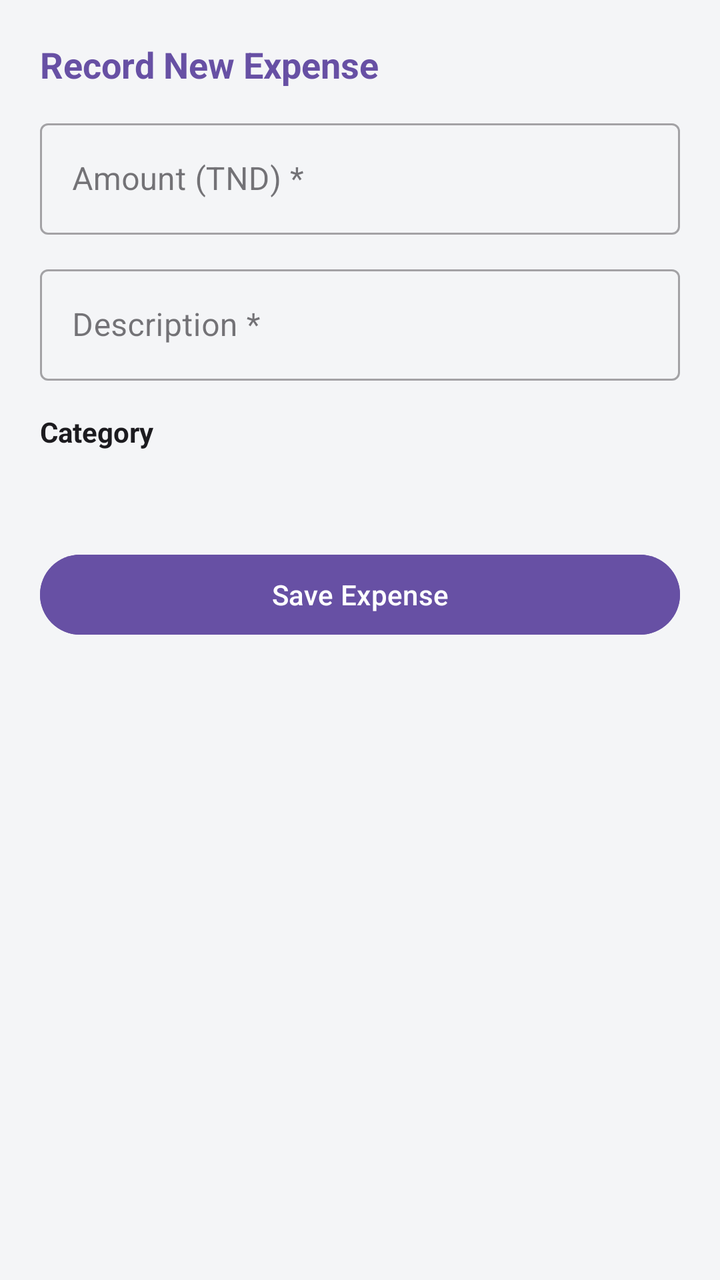
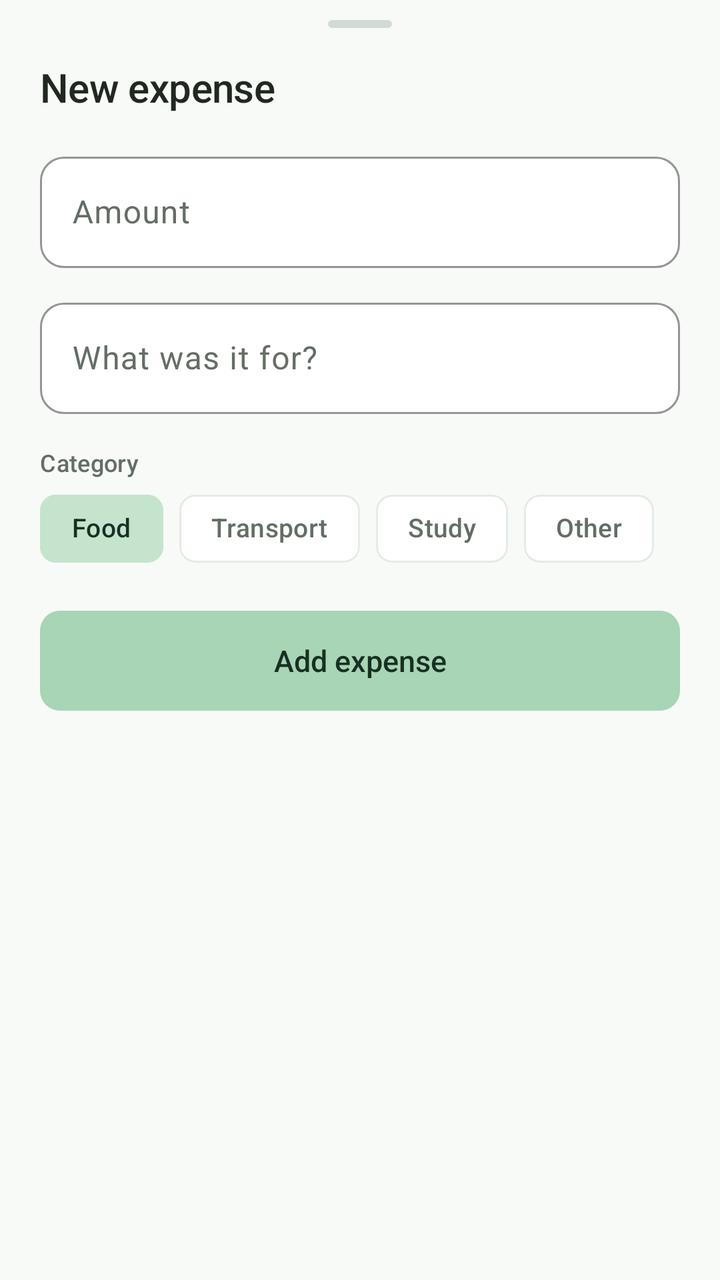

Screens rendered from an Android XML layout before and after an edit, with the pre-edit source and the edit as a unified diff.
<!-- AndroidManifest.xml: application theme Theme.UniMate -->
<!-- res/layout/dialog_add_expense.xml -->
<?xml version="1.0" encoding="utf-8"?>
<LinearLayout xmlns:android="http://schemas.android.com/apk/res/android"
    android:layout_width="match_parent"
    android:layout_height="wrap_content"
    android:orientation="vertical"
    android:padding="20dp">

    <TextView
        android:layout_width="wrap_content"
        android:layout_height="wrap_content"
        android:text="Record New Expense"
        android:textColor="@color/purple_primary"
        android:textSize="18sp"
        android:textStyle="bold" />

    <com.google.android.material.textfield.TextInputLayout
        style="@style/Widget.MaterialComponents.TextInputLayout.OutlinedBox"
        android:layout_width="match_parent"
        android:layout_height="wrap_content"
        android:layout_marginTop="12dp"
        android:hint="Amount (TND) *">

        <com.google.android.material.textfield.TextInputEditText
            android:id="@+id/editExpenseAmount"
            android:layout_width="match_parent"
            android:layout_height="wrap_content"
            android:inputType="numberDecimal" />
    </com.google.android.material.textfield.TextInputLayout>

    <com.google.android.material.textfield.TextInputLayout
        style="@style/Widget.MaterialComponents.TextInputLayout.OutlinedBox"
        android:layout_width="match_parent"
        android:layout_height="wrap_content"
        android:layout_marginTop="12dp"
        android:hint="Description *">

        <com.google.android.material.textfield.TextInputEditText
            android:id="@+id/editExpenseDescription"
            android:layout_width="match_parent"
            android:layout_height="wrap_content"
            android:inputType="textCapSentences" />
    </com.google.android.material.textfield.TextInputLayout>

    <TextView
        android:layout_width="wrap_content"
        android:layout_height="wrap_content"
        android:layout_marginTop="16dp"
        android:text="Category"
        android:textColor="@color/dark_text"
        android:textStyle="bold" />

    <Spinner
        android:id="@+id/spinnerExpenseCategory"
        android:layout_width="match_parent"
        android:layout_height="wrap_content"
        android:layout_marginTop="4dp"
        android:background="@color/light_gray"
        android:padding="12dp" />

    <Button
        android:id="@+id/btnSaveExpense"
        android:layout_width="match_parent"
        android:layout_height="wrap_content"
        android:layout_marginTop="20dp"
        android:backgroundTint="@color/purple_primary"
        android:text="Save Expense"
        android:textColor="@color/white" />

</LinearLayout>
<!-- resources referenced by this layout -->
<resources>
  <color name="dark_text">#1C1B1F</color>
  <color name="light_gray">#F4F5F7</color>
  <color name="purple_primary">#6750A4</color>
  <color name="white">#FFFFFF</color>
  <style name="Base.Theme.UniMate" parent="Theme.Material3.DayNight.NoActionBar">
          
          <item name="colorPrimary">@color/purple_primary</item>
          <item name="colorPrimaryVariant">@color/purple_primary_variant</item>
          <item name="colorOnPrimary">@color/white</item>
  
          
          <item name="colorSecondary">@color/purple_secondary</item>
          <item name="colorOnSecondary">@color/white</item>
  
          
          <item name="android:statusBarColor">@color/purple_primary_variant</item>
          <item name="android:windowLightStatusBar">false</item>
  
          
          <item name="android:windowBackground">@color/light_gray</item>
      </style>
  <color name="purple_primary_variant">#4A3780</color>
  <color name="purple_secondary">#7D5260</color>
  <!-- unchanged entries left out for length: 1 -->
</resources>

<!-- the commit's change to res/layout/dialog_add_expense.xml (unified diff, before → after) -->
@@ -1,69 +1,110 @@
 <?xml version="1.0" encoding="utf-8"?>
 <LinearLayout xmlns:android="http://schemas.android.com/apk/res/android"
+    xmlns:app="http://schemas.android.com/apk/res-auto"
     android:layout_width="match_parent"
     android:layout_height="wrap_content"
     android:orientation="vertical"
-    android:padding="20dp">
+    android:paddingHorizontal="@dimen/gutter"
+    android:paddingTop="10dp"
+    android:paddingBottom="@dimen/gutter">
+
+    <View
+        android:layout_width="32dp"
+        android:layout_height="4dp"
+        android:layout_gravity="center_horizontal"
+        android:background="@drawable/bg_sheet_handle" />
 
     <TextView
         android:layout_width="wrap_content"
         android:layout_height="wrap_content"
-        android:text="Record New Expense"
-        android:textColor="@color/purple_primary"
-        android:textSize="18sp"
-        android:textStyle="bold" />
+        android:layout_marginTop="@dimen/space_l"
+        android:accessibilityHeading="true"
+        android:text="New expense"
+        android:textAppearance="@style/TextAppearance.UniMate.Title" />
 
     <com.google.android.material.textfield.TextInputLayout
-        style="@style/Widget.MaterialComponents.TextInputLayout.OutlinedBox"
+        android:id="@+id/layoutExpenseAmount"
         android:layout_width="match_parent"
         android:layout_height="wrap_content"
-        android:layout_marginTop="12dp"
-        android:hint="Amount (TND) *">
+        android:layout_marginTop="@dimen/space_l"
+        android:hint="Amount"
+        app:suffixText="TND">
 
         <com.google.android.material.textfield.TextInputEditText
             android:id="@+id/editExpenseAmount"
             android:layout_width="match_parent"
             android:layout_height="wrap_content"
+            android:fontFeatureSettings="tnum"
+            android:imeOptions="actionNext"
             android:inputType="numberDecimal" />
     </com.google.android.material.textfield.TextInputLayout>
 
     <com.google.android.material.textfield.TextInputLayout
-        style="@style/Widget.MaterialComponents.TextInputLayout.OutlinedBox"
+        android:id="@+id/layoutExpenseDescription"
         android:layout_width="match_parent"
         android:layout_height="wrap_content"
-        android:layout_marginTop="12dp"
-        android:hint="Description *">
+        android:layout_marginTop="@dimen/space_m"
+        android:hint="What was it for?">
 
         <com.google.android.material.textfield.TextInputEditText
             android:id="@+id/editExpenseDescription"
             android:layout_width="match_parent"
             android:layout_height="wrap_content"
-            android:inputType="textCapSentences" />
+            android:imeOptions="actionDone"
+            android:inputType="textCapSentences"
+            android:maxLines="1" />
     </com.google.android.material.textfield.TextInputLayout>
 
     <TextView
         android:layout_width="wrap_content"
         android:layout_height="wrap_content"
-        android:layout_marginTop="16dp"
+        android:layout_marginTop="@dimen/space_l"
         android:text="Category"
-        android:textColor="@color/dark_text"
-        android:textStyle="bold" />
+        android:textAppearance="@style/TextAppearance.UniMate.Label" />
 
-    <Spinner
-        android:id="@+id/spinnerExpenseCategory"
+    <com.google.android.material.chip.ChipGroup
+        android:id="@+id/chipGroupExpenseCategory"
         android:layout_width="match_parent"
         android:layout_height="wrap_content"
-        android:layout_marginTop="4dp"
-        android:background="@color/light_gray"
-        android:padding="12dp" />
+        android:layout_marginTop="@dimen/space_s"
+        app:checkedChip="@id/chipExpenseFood"
+        app:selectionRequired="true"
+        app:singleSelection="true">
 
-    <Button
+        <com.google.android.material.chip.Chip
+            android:id="@+id/chipExpenseFood"
+            android:layout_width="wrap_content"
+            android:layout_height="wrap_content"
+            android:tag="FOOD"
+            android:text="Food" />
+
+        <com.google.android.material.chip.Chip
+            android:id="@+id/chipExpenseTransport"
+            android:layout_width="wrap_content"
+            android:layout_height="wrap_content"
+            android:tag="TRANSPORT"
+            android:text="Transport" />
+
+        <com.google.android.material.chip.Chip
+            android:id="@+id/chipExpenseStudy"
+            android:layout_width="wrap_content"
+            android:layout_height="wrap_content"
+            android:tag="STUDY"
+            android:text="Study" />
+
+        <com.google.android.material.chip.Chip
+            android:id="@+id/chipExpenseOther"
+            android:layout_width="wrap_content"
+            android:layout_height="wrap_content"
+            android:tag="OTHER"
+            android:text="Other" />
+    </com.google.android.material.chip.ChipGroup>
+
+    <com.google.android.material.button.MaterialButton
         android:id="@+id/btnSaveExpense"
         android:layout_width="match_parent"
         android:layout_height="wrap_content"
-        android:layout_marginTop="20dp"
-        android:backgroundTint="@color/purple_primary"
-        android:text="Save Expense"
-        android:textColor="@color/white" />
+        android:layout_marginTop="@dimen/space_xl"
+        android:text="Add expense" />
 
 </LinearLayout>
<!-- resource entries referenced after the edit -->
@@ -1,28 +1,277 @@
 <!-- resources referenced by this layout -->
 <resources>
-  <color name="dark_text">#1C1B1F</color>
-  <color name="light_gray">#F4F5F7</color>
-  <color name="purple_primary">#6750A4</color>
-  <color name="white">#FFFFFF</color>
+  <dimen name="gutter">20dp</dimen>
+  <dimen name="space_l">16dp</dimen>
+  <dimen name="space_m">12dp</dimen>
+  <dimen name="space_s">8dp</dimen>
+  <dimen name="space_xl">24dp</dimen>
+  <!-- drawable bg_sheet_handle (drawable) -->
+  <?xml version="1.0" encoding="utf-8"?>
+  <shape xmlns:android="http://schemas.android.com/apk/res/android" android:shape="rectangle">
+      <solid android:color="@color/stroke_strong" />
+      <corners android:radius="2dp" />
+  </shape>
+  <style name="TextAppearance.UniMate.Label" parent="TextAppearance.Material3.LabelMedium">
+          <item name="android:textSize">12sp</item>
+          <item name="android:fontFamily">sans-serif-medium</item>
+          <item name="fontFamily">sans-serif-medium</item>
+          <item name="android:letterSpacing">0.01</item>
+          <item name="android:textColor">@color/text_secondary</item>
+      </style>
+  <style name="TextAppearance.UniMate.Title" parent="TextAppearance.Material3.TitleLarge">
+          <item name="android:textSize">20sp</item>
+          <item name="android:fontFamily">sans-serif-medium</item>
+          <item name="fontFamily">sans-serif-medium</item>
+          <item name="android:letterSpacing">-0.01</item>
+          <item name="android:textColor">@color/text_primary</item>
+      </style>
+  <color name="stroke_strong">#D2DBD3</color>
+  <color name="text_secondary">#636E64</color>
+  <color name="text_primary">#202820</color>
   <style name="Base.Theme.UniMate" parent="Theme.Material3.DayNight.NoActionBar">
           
-          <item name="colorPrimary">@color/purple_primary</item>
-          <item name="colorPrimaryVariant">@color/purple_primary_variant</item>
-          <item name="colorOnPrimary">@color/white</item>
-  
-          
-          <item name="colorSecondary">@color/purple_secondary</item>
-          <item name="colorOnSecondary">@color/white</item>
-  
-          
-          <item name="android:statusBarColor">@color/purple_primary_variant</item>
-          <item name="android:windowLightStatusBar">false</item>
-  
-          
-          <item name="android:windowBackground">@color/light_gray</item>
-      </style>
-  <color name="purple_primary_variant">#4A3780</color>
-  <color name="purple_secondary">#7D5260</color>
+          <item name="colorPrimary">@color/brand_mid</item>
+          <item name="colorOnPrimary">@color/on_brand</item>
+          <item name="colorPrimaryContainer">@color/brand_soft</item>
+          <item name="colorOnPrimaryContainer">@color/on_brand_soft</item>
+          <item name="colorSecondary">@color/brand_mid</item>
+          <item name="colorOnSecondary">@color/on_brand</item>
+          <item name="colorSecondaryContainer">@color/brand_soft</item>
+          <item name="colorOnSecondaryContainer">@color/on_brand_soft</item>
+          <item name="colorTertiary">@color/brand_mid</item>
+          <item name="colorError">@color/danger</item>
+          <item name="android:colorBackground">@color/bg</item>
+          <item name="colorOnBackground">@color/text_primary</item>
+          <item name="colorSurface">@color/surface</item>
+          <item name="colorOnSurface">@color/text_primary</item>
+          <item name="colorSurfaceVariant">@color/surface_muted</item>
+          <item name="colorOnSurfaceVariant">@color/text_secondary</item>
+          <item name="colorOutline">@color/stroke_strong</item>
+          <item name="colorOutlineVariant">@color/stroke</item>
+          <item name="colorSurfaceContainerLowest">@color/surface</item>
+          <item name="colorSurfaceContainerLow">@color/surface</item>
+          <item name="colorSurfaceContainer">@color/surface</item>
+          <item name="colorSurfaceContainerHigh">@color/surface</item>
+          <item name="colorSurfaceContainerHighest">@color/surface_muted</item>
+          <item name="android:textColorPrimary">@color/text_primary</item>
+          <item name="android:textColorSecondary">@color/text_secondary</item>
+          <item name="android:textColorHint">@color/text_tertiary</item>
+  
+          
+          <item name="android:windowBackground">@color/bg</item>
+          <item name="android:statusBarColor">@color/transparent</item>
+          <item name="android:navigationBarColor">@color/transparent</item>
+          <item name="android:windowLightStatusBar">@bool/light_system_bars</item>
+  
+          
+          <item name="elevationOverlayEnabled">false</item>
+  
+          
+          <item name="shapeAppearanceCornerSmall">@style/ShapeAppearance.UniMate.Small</item>
+          <item name="shapeAppearanceCornerMedium">@style/ShapeAppearance.UniMate.Medium</item>
+          <item name="shapeAppearanceCornerLarge">@style/ShapeAppearance.UniMate.Large</item>
+  
+          
+          <item name="materialButtonStyle">@style/Widget.UniMate.Button</item>
+          <item name="materialButtonOutlinedStyle">@style/Widget.UniMate.Button.Outlined</item>
+          <item name="borderlessButtonStyle">@style/Widget.UniMate.Button.Text</item>
+          <item name="materialCardViewStyle">@style/Widget.UniMate.Card</item>
+          <item name="textInputStyle">@style/Widget.UniMate.TextInput</item>
+          <item name="chipStyle">@style/Widget.UniMate.Chip</item>
+          <item name="toolbarStyle">@style/Widget.UniMate.Toolbar</item>
+          <item name="bottomNavigationStyle">@style/Widget.UniMate.BottomNav</item>
+          <item name="extendedFloatingActionButtonStyle">@style/Widget.UniMate.ExtendedFab</item>
+          <item name="linearProgressIndicatorStyle">@style/Widget.UniMate.Progress</item>
+          <item name="sliderStyle">@style/Widget.UniMate.Slider</item>
+          <item name="materialSwitchStyle">@style/Widget.Material3.CompoundButton.MaterialSwitch</item>
+          <item name="bottomSheetDialogTheme">@style/ThemeOverlay.UniMate.BottomSheet</item>
+          <item name="materialAlertDialogTheme">@style/ThemeOverlay.UniMate.Dialog</item>
+      </style>
+  <color name="brand_mid">#5E9673</color>
+  <color name="on_brand">#173022</color>
+  <color name="brand_soft">#E4F2E8</color>
+  <color name="on_brand_soft">#2F5A3E</color>
+  <color name="danger">#B23A31</color>
+  <color name="bg">#F8FAF7</color>
+  <color name="surface">#FFFFFF</color>
+  <color name="surface_muted">#EFF5EF</color>
+  <color name="stroke">#E5EBE5</color>
+  <color name="text_tertiary">#8E998F</color>
+  <color name="transparent">#00000000</color>
+  <style name="ShapeAppearance.UniMate.Small" parent="ShapeAppearance.Material3.Corner.Small">
+          <item name="cornerSize">6dp</item>
+      </style>
+  <style name="ShapeAppearance.UniMate.Medium" parent="ShapeAppearance.Material3.Corner.Medium">
+          <item name="cornerSize">8dp</item>
+      </style>
+  <style name="ShapeAppearance.UniMate.Large" parent="ShapeAppearance.Material3.Corner.Large">
+          <item name="cornerSize">14dp</item>
+      </style>
+  <style name="Widget.UniMate.Button" parent="Widget.Material3.Button">
+          <item name="android:minHeight">50dp</item>
+          <item name="android:insetTop">0dp</item>
+          <item name="android:insetBottom">0dp</item>
+          <item name="android:paddingStart">20dp</item>
+          <item name="android:paddingEnd">20dp</item>
+          <item name="backgroundTint">@color/button_fill</item>
+          <item name="android:textColor">@color/button_text</item>
+          <item name="iconTint">@color/button_text</item>
+          <item name="rippleColor">@color/brand_pressed</item>
+          <item name="iconSize">18dp</item>
+          <item name="iconPadding">8dp</item>
+          <item name="android:textAppearance">@style/TextAppearance.UniMate.Button</item>
+          <item name="shapeAppearance">@style/ShapeAppearance.UniMate.Button</item>
+      </style>
+  <style name="Widget.UniMate.Button.Outlined" parent="Widget.Material3.Button.OutlinedButton">
+          <item name="android:minHeight">50dp</item>
+          <item name="android:insetTop">0dp</item>
+          <item name="android:insetBottom">0dp</item>
+          <item name="strokeColor">@color/stroke_strong</item>
+          <item name="android:textColor">@color/text_primary</item>
+          <item name="rippleColor">@color/surface_muted</item>
+          <item name="iconTint">@color/text_primary</item>
+          <item name="iconSize">20dp</item>
+          <item name="iconPadding">8dp</item>
+          <item name="android:textAppearance">@style/TextAppearance.UniMate.Button</item>
+          <item name="shapeAppearance">@style/ShapeAppearance.UniMate.Button</item>
+      </style>
+  <style name="Widget.UniMate.Button.Text" parent="Widget.Material3.Button.TextButton">
+          <item name="android:textColor">@color/brand</item>
+          <item name="iconTint">@color/brand</item>
+          <item name="android:textAppearance">@style/TextAppearance.UniMate.Label</item>
+          <item name="android:textSize">14sp</item>
+          <item name="shapeAppearance">@style/ShapeAppearance.UniMate.Button</item>
+      </style>
+  <style name="Widget.UniMate.Card" parent="Widget.Material3.CardView.Outlined">
+          <item name="cardBackgroundColor">@color/surface</item>
+          <item name="strokeColor">@color/stroke</item>
+          <item name="strokeWidth">1dp</item>
+          <item name="cardCornerRadius">12dp</item>
+          <item name="cardElevation">0dp</item>
+      </style>
+  <style name="Widget.UniMate.TextInput" parent="Widget.Material3.TextInputLayout.OutlinedBox">
+          <item name="boxCornerRadiusTopStart">12dp</item>
+          <item name="boxCornerRadiusTopEnd">12dp</item>
+          <item name="boxCornerRadiusBottomStart">12dp</item>
+          <item name="boxCornerRadiusBottomEnd">12dp</item>
+          <item name="boxBackgroundColor">@color/surface</item>
+          <item name="boxStrokeColor">@color/brand</item>
+          <item name="startIconTint">@color/text_tertiary</item>
+          <item name="endIconTint">@color/text_tertiary</item>
+          <item name="hintTextColor">@color/brand</item>
+      </style>
+  <style name="Widget.UniMate.Chip" parent="Widget.Material3.Chip.Filter">
+          <item name="chipBackgroundColor">@color/chip_bg</item>
+          <item name="chipStrokeColor">@color/chip_stroke</item>
+          <item name="chipStrokeWidth">1dp</item>
+          <item name="android:textColor">@color/chip_text</item>
+          <item name="android:textAppearance">@style/TextAppearance.UniMate.Label</item>
+          <item name="android:textSize">13sp</item>
+          <item name="checkedIconVisible">false</item>
+          <item name="chipMinHeight">34dp</item>
+          <item name="shapeAppearance">@style/ShapeAppearance.UniMate.Medium</item>
+          <item name="ensureMinTouchTargetSize">false</item>
+      </style>
+  <style name="Widget.UniMate.Toolbar" parent="Widget.Material3.Toolbar">
+          <item name="android:background">@color/bg</item>
+          <item name="titleTextAppearance">@style/TextAppearance.UniMate.Headline</item>
+          <item name="titleTextColor">@color/text_primary</item>
+          <item name="navigationIconTint">@color/text_primary</item>
+          <item name="navigationIcon">@drawable/ic_arrow_back</item>
+          <item name="titleCentered">false</item>
+      </style>
+  <style name="Widget.UniMate.BottomNav" parent="Widget.Material3.BottomNavigationView">
+          <item name="android:background">@color/surface</item>
+          <item name="backgroundTint">@color/surface</item>
+          <item name="elevation">0dp</item>
+          <item name="itemIconTint">@color/nav_item</item>
+          <item name="itemTextColor">@color/nav_item</item>
+          <item name="itemTextAppearanceActive">@style/TextAppearance.UniMate.Label</item>
+          <item name="itemTextAppearanceInactive">@style/TextAppearance.UniMate.Label</item>
+          <item name="itemActiveIndicatorStyle">@style/Widget.UniMate.BottomNav.Indicator</item>
+          <item name="labelVisibilityMode">labeled</item>
+      </style>
+  <style name="Widget.UniMate.ExtendedFab" parent="Widget.Material3.ExtendedFloatingActionButton.Icon.Primary">
+          <item name="backgroundTint">@color/brand_fill</item>
+          <item name="android:textColor">@color/on_brand</item>
+          <item name="iconTint">@color/on_brand</item>
+          <item name="rippleColor">@color/brand_pressed</item>
+          <item name="android:textAppearance">@style/TextAppearance.UniMate.Button</item>
+          <item name="shapeAppearanceOverlay">@style/ShapeAppearance.UniMate.Large</item>
+          <item name="elevation">2dp</item>
+      </style>
+  <style name="Widget.UniMate.Progress" parent="Widget.Material3.LinearProgressIndicator">
+          <item name="trackThickness">8dp</item>
+          <item name="trackCornerRadius">4dp</item>
+          <item name="indicatorColor">@color/brand_mid</item>
+          <item name="trackColor">@color/surface_muted</item>
+          <item name="trackStopIndicatorSize">0dp</item>
+          <item name="indicatorTrackGapSize">0dp</item>
+      </style>
+  <style name="Widget.UniMate.Slider" parent="Widget.Material3.Slider">
+          <item name="trackHeight">6dp</item>
+          <item name="trackColorActive">@color/brand_mid</item>
+          <item name="trackColorInactive">@color/surface_muted</item>
+          <item name="thumbColor">@color/brand_mid</item>
+          <item name="tickVisible">false</item>
+          <item name="labelBehavior">gone</item>
+      </style>
+  <style name="ThemeOverlay.UniMate.BottomSheet" parent="ThemeOverlay.Material3.BottomSheetDialog">
+          <item name="bottomSheetStyle">@style/Widget.UniMate.BottomSheet</item>
+          <item name="android:windowIsFloating">false</item>
+          <item name="android:navigationBarColor">@color/surface</item>
+          <item name="enableEdgeToEdge">true</item>
+      </style>
+  <style name="ThemeOverlay.UniMate.Dialog" parent="ThemeOverlay.Material3.MaterialAlertDialog">
+          <item name="colorSurfaceContainerHigh">@color/surface</item>
+      </style>
+  <color name="brand_pressed">#2F5A3E</color>
+  <style name="TextAppearance.UniMate.Button" parent="TextAppearance.Material3.LabelLarge">
+          <item name="android:textSize">15sp</item>
+          <item name="android:fontFamily">sans-serif-medium</item>
+          <item name="fontFamily">sans-serif-medium</item>
+          <item name="android:letterSpacing">0</item>
+          <item name="android:textAllCaps">false</item>
+      </style>
+  <style name="ShapeAppearance.UniMate.Button" parent="">
+          <item name="cornerFamily">rounded</item>
+          <item name="cornerSize">10dp</item>
+      </style>
+  <color name="brand">#47765A</color>
+  <style name="TextAppearance.UniMate.Headline" parent="TextAppearance.Material3.TitleMedium">
+          <item name="android:textSize">17sp</item>
+          <item name="android:fontFamily">sans-serif-medium</item>
+          <item name="fontFamily">sans-serif-medium</item>
+          <item name="android:letterSpacing">0</item>
+          <item name="android:textColor">@color/text_primary</item>
+      </style>
+  <!-- drawable ic_arrow_back (drawable) -->
+  <?xml version="1.0" encoding="utf-8"?>
+  <vector xmlns:android="http://schemas.android.com/apk/res/android"
+      android:width="24dp"
+      android:height="24dp"
+      android:viewportWidth="24"
+      android:viewportHeight="24">
+      <path
+          android:fillColor="@color/text_primary"
+          android:pathData="M20,11H7.83l5.59,-5.59L12,4l-8,8 8,8 1.41,-1.41L7.83,13H20v-2z" />
+  </vector>
+  <style name="Widget.UniMate.BottomNav.Indicator" parent="Widget.Material3.BottomNavigationView.ActiveIndicator">
+          <item name="android:color">@color/accent</item>
+      </style>
+  <color name="brand_fill">#A8D5B5</color>
+  <style name="Widget.UniMate.BottomSheet" parent="Widget.Material3.BottomSheet.Modal">
+          <item name="backgroundTint">@color/surface</item>
+          <item name="shapeAppearance">@style/ShapeAppearance.UniMate.Sheet</item>
+      </style>
+  <color name="accent">#C5E4CE</color>
+  <style name="ShapeAppearance.UniMate.Sheet" parent="">
+          <item name="cornerFamily">rounded</item>
+          <item name="cornerSizeTopLeft">24dp</item>
+          <item name="cornerSizeTopRight">24dp</item>
+          <item name="cornerSizeBottomLeft">0dp</item>
+          <item name="cornerSizeBottomRight">0dp</item>
+      </style>
   <!-- unchanged entries left out for length: 1 -->
 </resources>
 
